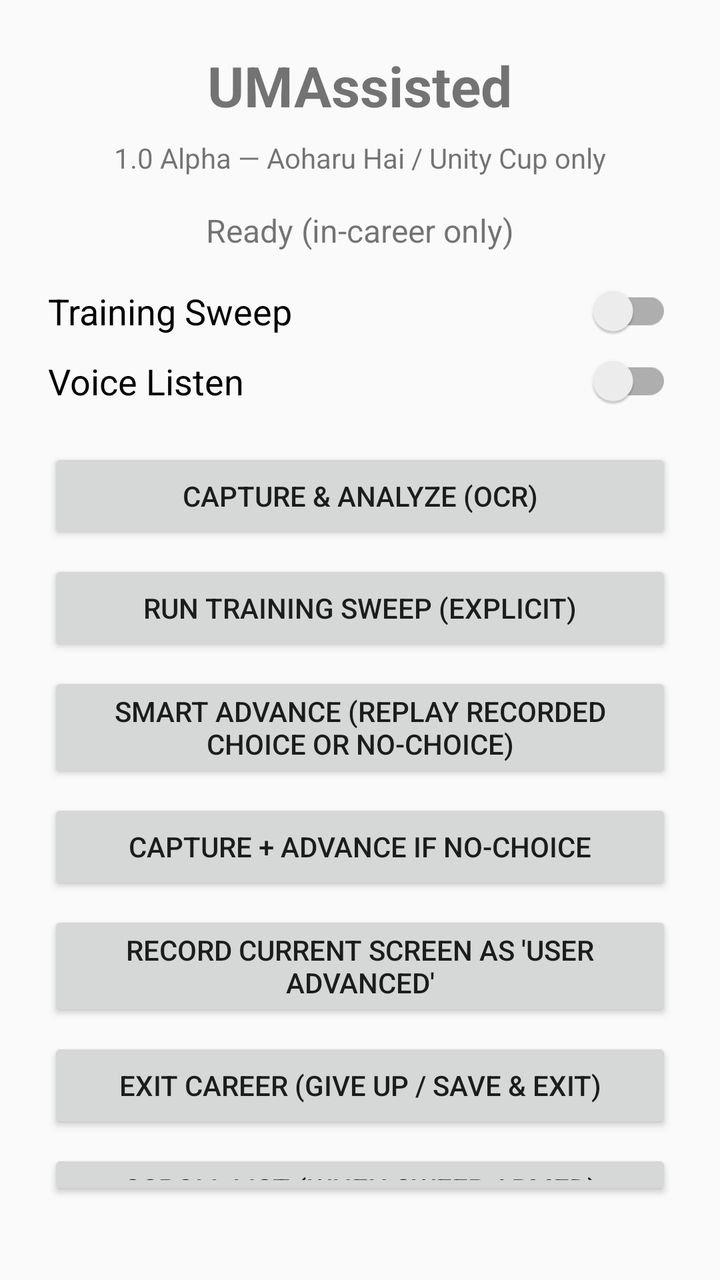
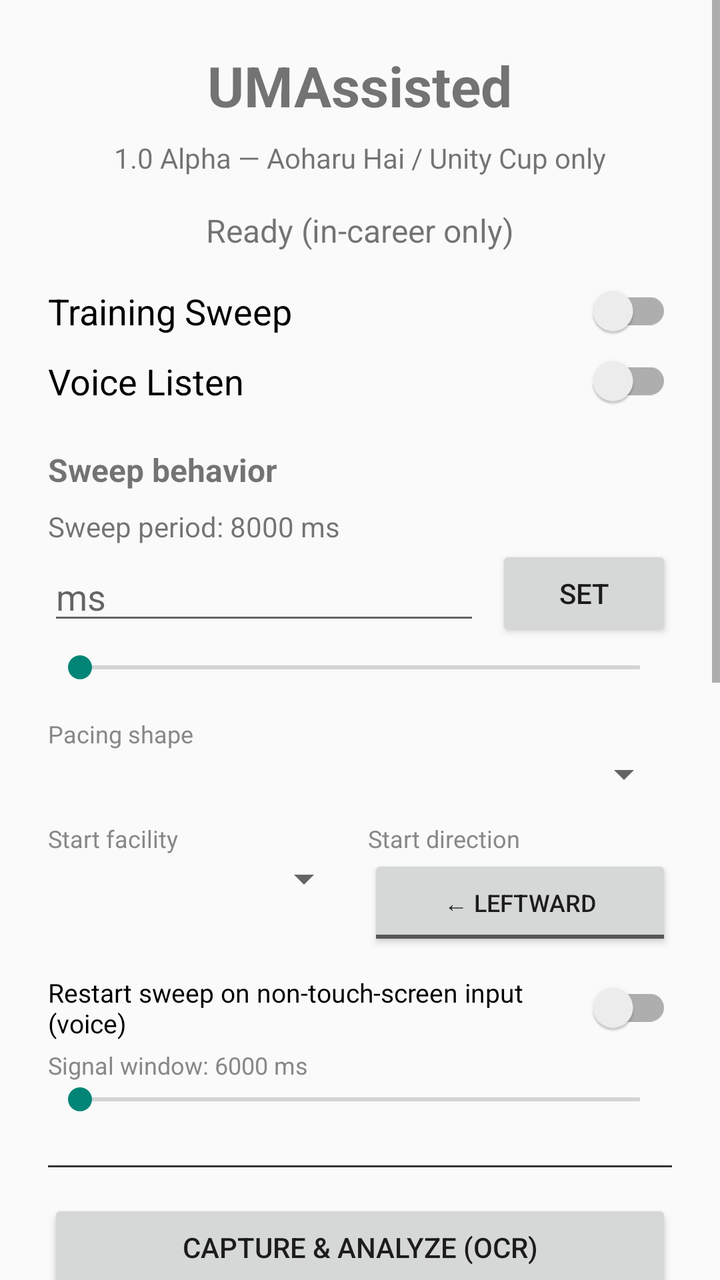

Screens rendered from an Android XML layout before and after an edit, with the pre-edit source and the edit as a unified diff.
<!-- AndroidManifest.xml: application theme Theme.AppCompat.Light.NoActionBar -->
<!-- res/layout/activity_main.xml -->
<?xml version="1.0" encoding="utf-8"?>
<LinearLayout xmlns:android="http://schemas.android.com/apk/res/android"
    android:layout_width="match_parent"
    android:layout_height="match_parent"
    android:orientation="vertical"
    android:padding="24dp"
    android:gravity="center_horizontal">

    <TextView
        android:layout_width="wrap_content"
        android:layout_height="wrap_content"
        android:text="@string/app_name"
        android:textSize="28sp"
        android:textStyle="bold"
        android:layout_marginBottom="8dp" />

    <TextView
        android:layout_width="wrap_content"
        android:layout_height="wrap_content"
        android:text="1.0 Alpha — Aoharu Hai / Unity Cup only"
        android:textSize="14sp"
        android:layout_marginBottom="16dp" />

    <TextView
        android:id="@+id/statusText"
        android:layout_width="wrap_content"
        android:layout_height="wrap_content"
        android:text="@string/status_ready"
        android:textSize="16sp"
        android:layout_marginBottom="16dp" />

    <androidx.appcompat.widget.SwitchCompat
        android:id="@+id/sweepSwitch"
        android:layout_width="match_parent"
        android:layout_height="wrap_content"
        android:text="@string/sweep_toggle"
        android:textSize="18sp"
        android:layout_marginBottom="8dp" />

    <androidx.appcompat.widget.SwitchCompat
        android:id="@+id/voiceSwitch"
        android:layout_width="match_parent"
        android:layout_height="wrap_content"
        android:text="@string/voice_toggle"
        android:textSize="18sp"
        android:layout_marginBottom="20dp" />

    <Button
        android:id="@+id/captureButton"
        android:layout_width="match_parent"
        android:layout_height="wrap_content"
        android:text="Capture &amp; Analyze (OCR)"
        android:layout_marginBottom="8dp" />

    <Button
        android:id="@+id/sweepButton"
        android:layout_width="match_parent"
        android:layout_height="wrap_content"
        android:text="Run Training Sweep (explicit)"
        android:layout_marginBottom="8dp" />

    <Button
        android:id="@+id/advanceButton"
        android:layout_width="match_parent"
        android:layout_height="wrap_content"
        android:text="Smart Advance (replay recorded choice or no-choice)"
        android:layout_marginBottom="8dp" />

    <Button
        android:id="@+id/captureAndAdvanceButton"
        android:layout_width="match_parent"
        android:layout_height="wrap_content"
        android:text="Capture + Advance if no-choice"
        android:layout_marginBottom="8dp" />

    <Button
        android:id="@+id/recordChoiceButton"
        android:layout_width="match_parent"
        android:layout_height="wrap_content"
        android:text="Record current screen as 'user advanced'"
        android:layout_marginBottom="8dp" />

    <Button
        android:id="@+id/exitCareerButton"
        android:layout_width="match_parent"
        android:layout_height="wrap_content"
        android:text="Exit Career (Give Up / Save &amp; Exit)"
        android:layout_marginBottom="8dp" />

    <Button
        android:id="@+id/scrollListButton"
        android:layout_width="match_parent"
        android:layout_height="wrap_content"
        android:text="Scroll List (when sweep armed)"
        android:layout_marginBottom="16dp" />

    <TextView
        android:layout_width="wrap_content"
        android:layout_height="wrap_content"
        android:text="Last OCR + match (first 300 chars):"
        android:textSize="12sp"
        android:layout_marginTop="8dp" />

    <TextView
        android:id="@+id/lastOcrText"
        android:layout_width="match_parent"
        android:layout_height="wrap_content"
        android:textSize="11sp"
        android:background="#222222"
        android:textColor="#AAAAAA"
        android:padding="8dp"
        android:minLines="3"
        android:layout_marginBottom="4dp" />

    <TextView
        android:id="@+id/lastMatchReason"
        android:layout_width="match_parent"
        android:layout_height="wrap_content"
        android:textSize="10sp"
        android:textColor="#888888"
        android:paddingStart="8dp"
        android:paddingEnd="8dp"
        android:layout_marginBottom="2dp" />

    <TextView
        android:id="@+id/lastSignature"
        android:layout_width="match_parent"
        android:layout_height="wrap_content"
        android:textSize="9sp"
        android:textColor="#666666"
        android:paddingStart="8dp"
        android:paddingEnd="8dp"
        android:layout_marginBottom="10dp" />

    <TextView
        android:layout_width="wrap_content"
        android:layout_height="wrap_content"
        android:text="Kill switches are always active.\nService only acts inside Umamusume."
        android:textSize="12sp"
        android:gravity="center"
        android:layout_marginTop="8dp" />

</LinearLayout>
<!-- resources referenced by this layout -->
<resources>
  <string name="app_name">UMAssisted</string>
  <string name="status_ready">Ready (in-career only)</string>
  <string name="sweep_toggle">Training Sweep</string>
  <string name="voice_toggle">Voice Listen</string>
</resources>

<!-- the commit's change to res/layout/activity_main.xml (unified diff, before → after) -->
@@ -1,7 +1,11 @@
 <?xml version="1.0" encoding="utf-8"?>
-<LinearLayout xmlns:android="http://schemas.android.com/apk/res/android"
+<ScrollView xmlns:android="http://schemas.android.com/apk/res/android"
     android:layout_width="match_parent"
-    android:layout_height="match_parent"
+    android:layout_height="match_parent">
+
+<LinearLayout
+    android:layout_width="match_parent"
+    android:layout_height="wrap_content"
     android:orientation="vertical"
     android:padding="24dp"
     android:gravity="center_horizontal">
@@ -44,6 +48,182 @@
         android:text="@string/voice_toggle"
         android:textSize="18sp"
         android:layout_marginBottom="20dp" />
+
+    
+    <TextView
+        android:layout_width="match_parent"
+        android:layout_height="wrap_content"
+        android:text="Sweep behavior"
+        android:textSize="16sp"
+        android:textStyle="bold"
+        android:layout_marginBottom="8dp" />
+
+    <TextView
+        android:id="@+id/sweepPeriodLabel"
+        android:layout_width="match_parent"
+        android:layout_height="wrap_content"
+        android:text="Sweep period: 8000 ms"
+        android:textSize="14sp" />
+
+    <LinearLayout
+        android:layout_width="match_parent"
+        android:layout_height="wrap_content"
+        android:orientation="horizontal"
+        android:gravity="center_vertical"
+        android:layout_marginBottom="4dp">
+
+        <EditText
+            android:id="@+id/sweepPeriodEditText"
+            android:layout_width="0dp"
+            android:layout_height="wrap_content"
+            android:layout_weight="1"
+            android:inputType="number"
+            android:hint="ms"
+            android:layout_marginEnd="8dp" />
+
+        <Button
+            android:id="@+id/sweepPeriodSetButton"
+            android:layout_width="wrap_content"
+            android:layout_height="wrap_content"
+            android:text="Set" />
+    </LinearLayout>
+
+    <SeekBar
+        android:id="@+id/sweepPeriodSeekBar"
+        android:layout_width="match_parent"
+        android:layout_height="wrap_content"
+        android:max="11"
+        android:layout_marginBottom="16dp" />
+
+    <TextView
+        android:layout_width="match_parent"
+        android:layout_height="wrap_content"
+        android:text="Pacing shape"
+        android:textSize="12sp"
+        android:textColor="#888888" />
+
+    <Spinner
+        android:id="@+id/sweepPacingModeSpinner"
+        android:layout_width="match_parent"
+        android:layout_height="wrap_content"
+        android:layout_marginBottom="12dp" />
+
+    <LinearLayout
+        android:layout_width="match_parent"
+        android:layout_height="wrap_content"
+        android:orientation="horizontal"
+        android:layout_marginBottom="12dp">
+
+        <LinearLayout
+            android:layout_width="0dp"
+            android:layout_height="wrap_content"
+            android:layout_weight="1"
+            android:orientation="vertical"
+            android:layout_marginEnd="8dp">
+
+            <TextView
+                android:layout_width="match_parent"
+                android:layout_height="wrap_content"
+                android:text="Start facility"
+                android:textSize="12sp"
+                android:textColor="#888888" />
+
+            <Spinner
+                android:id="@+id/sweepStartFacilitySpinner"
+                android:layout_width="match_parent"
+                android:layout_height="wrap_content" />
+        </LinearLayout>
+
+        <LinearLayout
+            android:layout_width="0dp"
+            android:layout_height="wrap_content"
+            android:layout_weight="1"
+            android:orientation="vertical">
+
+            <TextView
+                android:layout_width="match_parent"
+                android:layout_height="wrap_content"
+                android:text="Start direction"
+                android:textSize="12sp"
+                android:textColor="#888888" />
+
+            <ToggleButton
+                android:id="@+id/sweepDirectionToggle"
+                android:layout_width="match_parent"
+                android:layout_height="wrap_content"
+                android:textOn="Rightward →"
+                android:textOff="← Leftward"
+                android:textSize="12sp" />
+        </LinearLayout>
+    </LinearLayout>
+
+    
+    <LinearLayout
+        android:id="@+id/sweepPassesGroup"
+        android:layout_width="match_parent"
+        android:layout_height="wrap_content"
+        android:orientation="vertical"
+        android:visibility="gone">
+
+        <TextView
+            android:id="@+id/sweepPassCountLabel"
+            android:layout_width="match_parent"
+            android:layout_height="wrap_content"
+            android:text="Passes: 3"
+            android:textSize="14sp" />
+
+        <SeekBar
+            android:id="@+id/sweepPassCountSeekBar"
+            android:layout_width="match_parent"
+            android:layout_height="wrap_content"
+            android:max="5"
+            android:layout_marginBottom="8dp" />
+
+        <TextView
+            android:id="@+id/sweepPassSlowdownLabel"
+            android:layout_width="match_parent"
+            android:layout_height="wrap_content"
+            android:text="Slowdown per pass: 1.5x"
+            android:textSize="14sp" />
+
+        <SeekBar
+            android:id="@+id/sweepPassSlowdownSeekBar"
+            android:layout_width="match_parent"
+            android:layout_height="wrap_content"
+            android:max="20"
+            android:layout_marginBottom="8dp" />
+    </LinearLayout>
+
+    
+    <androidx.appcompat.widget.SwitchCompat
+        android:id="@+id/sweepRestartOnSignalSwitch"
+        android:layout_width="match_parent"
+        android:layout_height="wrap_content"
+        android:text="Restart sweep on non-touch-screen input (voice)"
+        android:textSize="13sp"
+        android:layout_marginBottom="4dp" />
+
+    <TextView
+        android:id="@+id/sweepHeartbeatWindowLabel"
+        android:layout_width="match_parent"
+        android:layout_height="wrap_content"
+        android:text="Signal window: 6000 ms"
+        android:textSize="12sp"
+        android:textColor="#888888" />
+
+    <SeekBar
+        android:id="@+id/sweepHeartbeatWindowSeekBar"
+        android:layout_width="match_parent"
+        android:layout_height="wrap_content"
+        android:max="13000"
+        android:layout_marginBottom="16dp" />
+
+    <View
+        android:layout_width="match_parent"
+        android:layout_height="1dp"
+        android:background="#333333"
+        android:layout_marginTop="8dp"
+        android:layout_marginBottom="16dp" />
 
     <Button
         android:id="@+id/captureButton"
@@ -141,3 +321,4 @@
         android:layout_marginTop="8dp" />
 
 </LinearLayout>
+</ScrollView>
